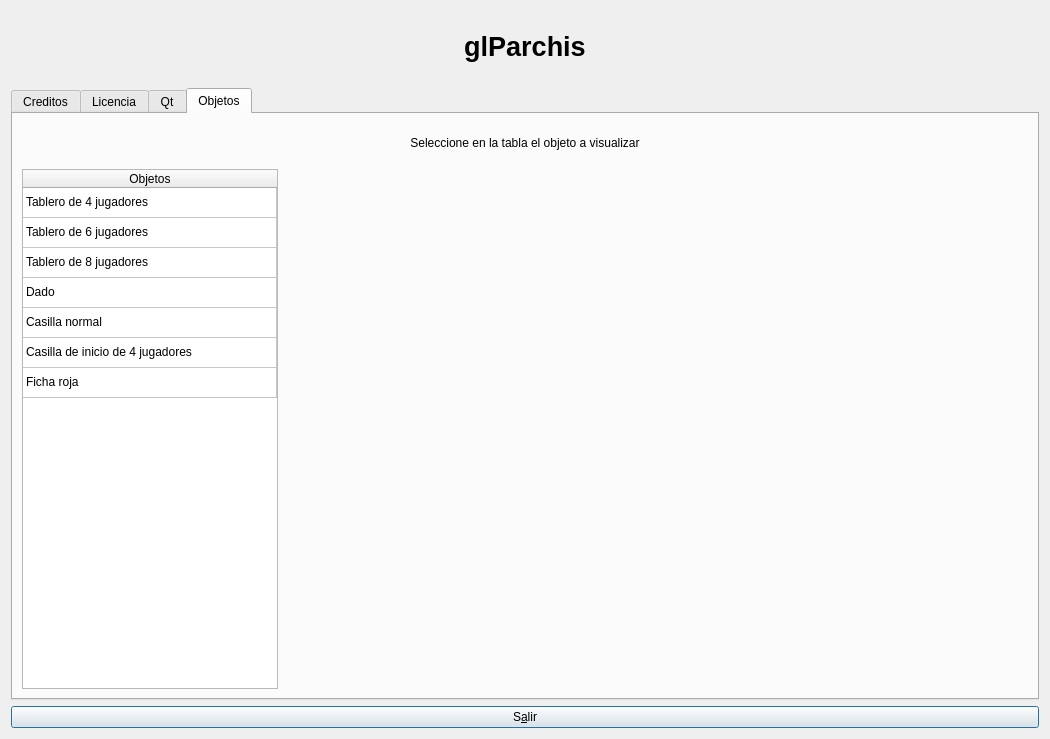
Above: ui/frmAbout.ui from turulomio/glparchis before the change. Below: the same form after it.
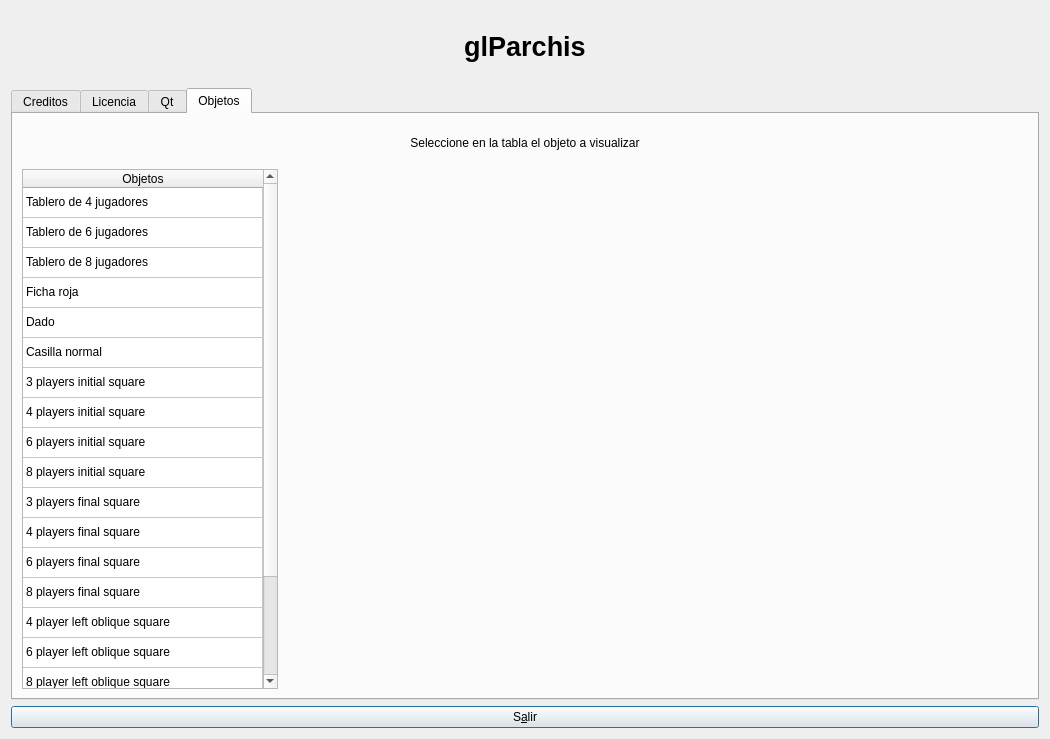
That is the form after the change. The open tabs and pages were chosen to show the change. Icons and pictures are not drawn. Custom widgets are drawn as their Qt base class.

```diff
--- a/ui/frmAbout.ui
+++ b/ui/frmAbout.ui
@@ -324,37 +324,102 @@
                </attribute>
                <row>
                 <property name="text">
-                 <string>Tablero de 4 jugadores</string>
+                 <string/>
                 </property>
                </row>
                <row>
                 <property name="text">
-                 <string>Tablero de 6 jugadores</string>
+                 <string/>
                 </property>
                </row>
                <row>
                 <property name="text">
-                 <string>Tablero de 8 jugadores</string>
+                 <string/>
                 </property>
                </row>
                <row>
                 <property name="text">
-                 <string>Dado</string>
+                 <string/>
                 </property>
                </row>
                <row>
                 <property name="text">
-                 <string>Casilla normal</string>
+                 <string/>
                 </property>
                </row>
                <row>
                 <property name="text">
-                 <string>Casilla de inicio de 4 jugadores</string>
+                 <string/>
                 </property>
                </row>
                <row>
                 <property name="text">
-                 <string>Ficha Roja</string>
+                 <string/>
+                </property>
+               </row>
+               <row>
+                <property name="text">
+                 <string/>
+                </property>
+               </row>
+               <row>
+                <property name="text">
+                 <string/>
+                </property>
+               </row>
+               <row>
+                <property name="text">
+                 <string/>
+                </property>
+               </row>
+               <row>
+                <property name="text">
+                 <string/>
+                </property>
+               </row>
+               <row>
+                <property name="text">
+                 <string/>
+                </property>
+               </row>
+               <row>
+                <property name="text">
+                 <string/>
+                </property>
+               </row>
+               <row>
+                <property name="text">
+                 <string/>
+                </property>
+               </row>
+               <row>
+                <property name="text">
+                 <string/>
+                </property>
+               </row>
+               <row>
+                <property name="text">
+                 <string/>
+                </property>
+               </row>
+               <row>
+                <property name="text">
+                 <string/>
+                </property>
+               </row>
+               <row>
+                <property name="text">
+                 <string/>
+                </property>
+               </row>
+               <row>
+                <property name="text">
+                 <string/>
+                </property>
+               </row>
+               <row>
+                <property name="text">
+                 <string/>
                 </property>
                </row>
                <column>
@@ -379,22 +444,87 @@
                </item>
                <item row="3" column="0">
                 <property name="text">
-                 <string>Dado</string>
+                 <string>Ficha roja</string>
                 </property>
                </item>
                <item row="4" column="0">
                 <property name="text">
-                 <string>Casilla normal</string>
+                 <string>Dado</string>
                 </property>
                </item>
                <item row="5" column="0">
                 <property name="text">
-                 <string>Casilla de inicio de 4 jugadores</string>
+                 <string>Casilla normal</string>
                 </property>
                </item>
                <item row="6" column="0">
                 <property name="text">
-                 <string>Ficha roja</string>
+                 <string>3 players initial square</string>
+                </property>
+               </item>
+               <item row="7" column="0">
+                <property name="text">
+                 <string>4 players initial square</string>
+                </property>
+               </item>
+               <item row="8" column="0">
+                <property name="text">
+                 <string>6 players initial square</string>
+                </property>
+               </item>
+               <item row="9" column="0">
+                <property name="text">
+                 <string>8 players initial square</string>
+                </property>
+               </item>
+               <item row="10" column="0">
+                <property name="text">
+                 <string>3 players final square</string>
+                </property>
+               </item>
+               <item row="11" column="0">
+                <property name="text">
+                 <string>4 players final square</string>
+                </property>
+               </item>
+               <item row="12" column="0">
+                <property name="text">
+                 <string>6 players final square</string>
+                </property>
+               </item>
+               <item row="13" column="0">
+                <property name="text">
+                 <string>8 players final square</string>
+                </property>
+               </item>
+               <item row="14" column="0">
+                <property name="text">
+                 <string>4 player left oblique square</string>
+                </property>
+               </item>
+               <item row="15" column="0">
+                <property name="text">
+                 <string>6 player left oblique square</string>
+                </property>
+               </item>
+               <item row="16" column="0">
+                <property name="text">
+                 <string>8 player left oblique square</string>
+                </property>
+               </item>
+               <item row="17" column="0">
+                <property name="text">
+                 <string>4 player left oblique square</string>
+                </property>
+               </item>
+               <item row="18" column="0">
+                <property name="text">
+                 <string>6 player left oblique square</string>
+                </property>
+               </item>
+               <item row="19" column="0">
+                <property name="text">
+                 <string>8 player left oblique square</string>
                 </property>
                </item>
               </widget>
```
Left out of the diff: 4 changed lines with no effect on the pictures.
